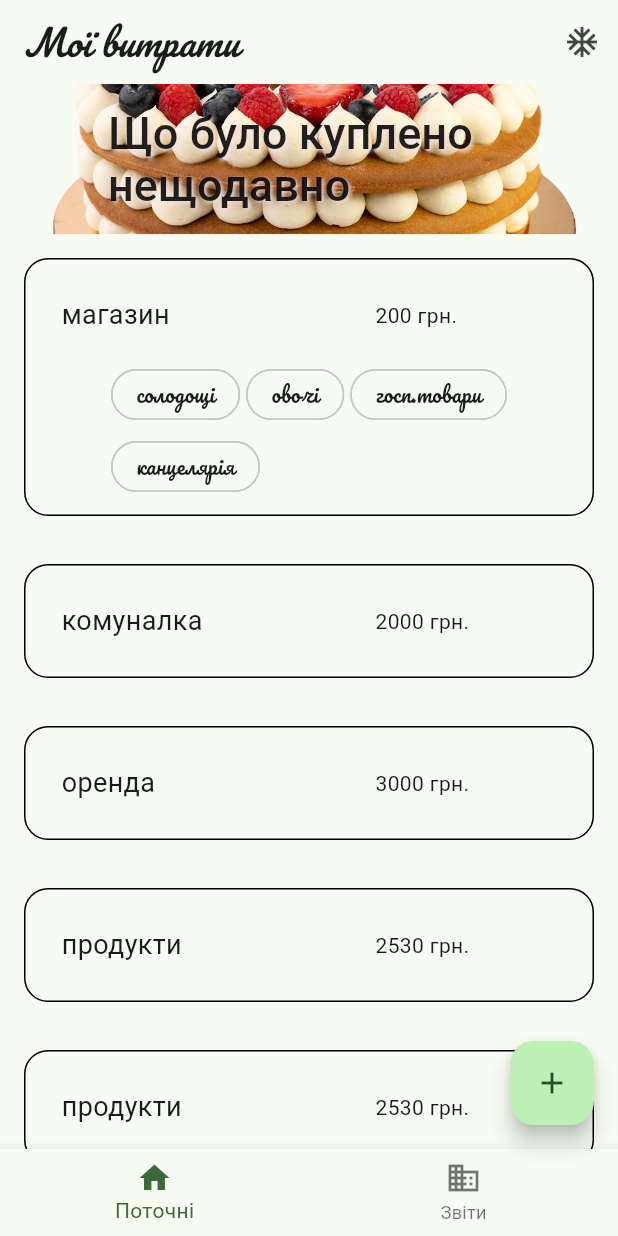
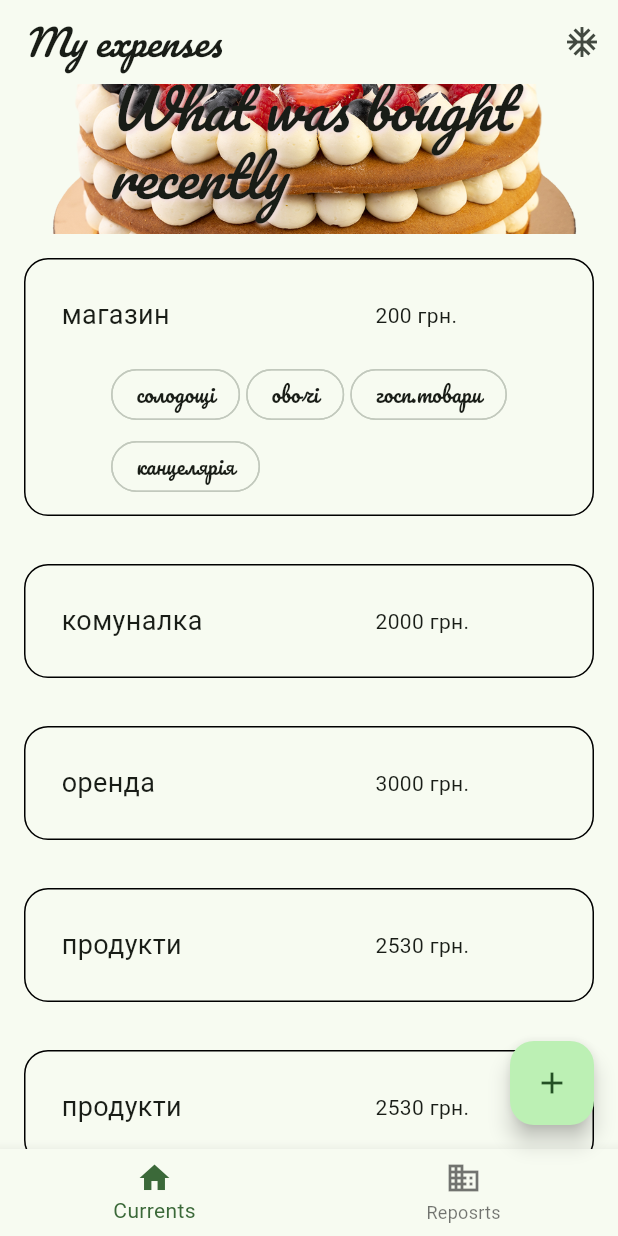
Before and after one commit to lizakolot12/MyFinances, a Flutter app: the screen it shows after launch, on a phone screen of 412 x 824 dp. Run offline on Flutter 3.47's test engine with Material 2 defaults, Android fonts, the light colour scheme and no system bars; our stand-ins replace google_fonts; generated files the repository leaves out were written again.

Commit message:
add localization

```diff
--- /dev/null
+++ b/l10n.yaml
@@ -0,0 +1,3 @@
+arb-dir: lib/l10n
+template-arb-file: app_en.arb
+output-localization-file: app_localizations.dart
--- /dev/null
+++ b/lib/l10n/app_en.arb
@@ -0,0 +1,18 @@
+{
+  "title": "My expenses",
+  "@title": {
+    "description": "The applications's title"
+  },
+  "mainDesription": "What was bought recently",
+  "@mainDesription": {
+    "mainDesription": "Discription for page"
+  },
+  "currents": "Currents",
+  "@currents": {
+    "description": "The name of current page"
+  },
+  "reports": "Reposrts",
+  "@reports": {
+    "description": "The name of report page"
+  }
+}
--- /dev/null
+++ b/lib/l10n/app_uk.arb
@@ -0,0 +1,6 @@
+{
+  "title": "Мої витрати",
+  "mainDesription": "Що було куплено нещодавно",
+  "currents": "Поточні",
+  "reports": "Звіти"
+}
--- a/lib/main.dart
+++ b/lib/main.dart
@@ -1,20 +1,63 @@
 import 'package:flutter/material.dart';
+import 'package:flutter_localizations/flutter_localizations.dart';
 import 'package:my_study/data/data.dart';
 import 'package:my_study/items.dart';
 import 'package:google_fonts/google_fonts.dart';
+import 'package:flutter_gen/gen_l10n/app_localizations.dart';
 
 void main() {
   runApp(const MyApp());
 }
 
-class MyApp extends StatefulWidget {
+class MyApp extends StatelessWidget {
   const MyApp({super.key});
 
   @override
-  State<MyApp> createState() => _MyAppState();
+  Widget build(BuildContext context) {
+    return MaterialApp(
+        title: 'Мої витрати',
+        localizationsDelegates: [
+          AppLocalizations.delegate, // Add this line
+          GlobalMaterialLocalizations.delegate,
+          GlobalWidgetsLocalizations.delegate,
+          GlobalCupertinoLocalizations.delegate,
+        ],
+        supportedLocales: [
+          Locale('en'),
+          Locale('uk'),
+        ],
+        theme: ThemeData(
+          //colorScheme: ColorScheme.fromSeed(seedColor: Colors.green),
+          colorScheme: ColorScheme.fromSeed(
+            seedColor: Colors.green,
+            // brightness: isLight ? Brightness.light : Brightness.dark,
+          ),
+
+          // Define the default `TextTheme`. Use this to specify the default
+          // text styling for headlines, titles, bodies of text, and more.
+          textTheme: TextTheme(
+            titleLarge: GoogleFonts.pacifico(
+              fontSize: 24,
+              fontStyle: FontStyle.italic,
+            ),
+            displaySmall: GoogleFonts.pacifico(
+              fontSize: 14,
+            ),
+          ),
+          useMaterial3: true,
+        ),
+        home: MainPage());
+  }
 }
 
-class _MyAppState extends State<MyApp> {
+class MainPage extends StatefulWidget {
+  const MainPage({super.key});
+
+  @override
+  State<MainPage> createState() => _MainPageState();
+}
+
+class _MainPageState extends State<MainPage> {
   final List<Transaction> list = TransactionRepository().getAll();
   int selectedIndex = 0;
   bool isLight = true;
@@ -45,33 +88,11 @@ class _MyAppState extends State<MyApp> {
 
   @override
   Widget build(BuildContext context) {
-    return MaterialApp(
-        title: 'Мої витрати',
-        theme: ThemeData(
-          //colorScheme: ColorScheme.fromSeed(seedColor: Colors.green),
-          colorScheme: ColorScheme.fromSeed(
-            seedColor: Colors.green,
-            brightness: isLight ? Brightness.light : Brightness.dark,
-          ),
-
-          // Define the default `TextTheme`. Use this to specify the default
-          // text styling for headlines, titles, bodies of text, and more.
-          textTheme: TextTheme(
-            titleLarge: GoogleFonts.pacifico(
-              fontSize: 24,
-              fontStyle: FontStyle.italic,
-            ),
-            displaySmall: GoogleFonts.pacifico(
-              fontSize: 14,
-            ),
-          ),
-          useMaterial3: true,
-        ),
-        home: DefaultTabController(
+    return DefaultTabController(
       length: 2,
       child: Scaffold(
         appBar: AppBar(
-              title: const Text('Мої витрати'),
+          title: Text(AppLocalizations.of(context)!.title),
           actions: [
             IconButton(
               icon: const Icon(Icons.ac_unit),
@@ -89,25 +110,25 @@ class _MyAppState extends State<MyApp> {
           ),
         ),
         bottomNavigationBar: BottomNavigationBar(
-              items: const <BottomNavigationBarItem>[
+          items: <BottomNavigationBarItem>[
             BottomNavigationBarItem(
-                  icon: Icon(
+              icon: const Icon(
                 Icons.home,
               ),
-                  label: 'Поточні',
+              label: AppLocalizations.of(context)!.currents,
             ),
             BottomNavigationBarItem(
-                  icon: Icon(
+              icon: const Icon(
                 Icons.business,
               ),
-                  label: 'Звіти',
+              label: AppLocalizations.of(context)!.reports,
             ),
           ],
           currentIndex: selectedIndex,
           onTap: onItemTapped,
         ),
       ),
-        ));
+    );
   }
 
   Widget buildBody() {
@@ -132,7 +153,7 @@ class _MyAppState extends State<MyApp> {
           expandedHeight: 100.0,
           flexibleSpace: FlexibleSpaceBar(
             title: Text(
-              'Що було куплено нещодавно',
+              AppLocalizations.of(context)!.mainDesription,
               style: Theme.of(context).textTheme.titleLarge?.copyWith(
                 shadows: <Shadow>[
                   const Shadow(
--- a/pubspec.yaml
+++ b/pubspec.yaml
@@ -30,6 +30,9 @@ environment:
 dependencies:
   flutter:
     sdk: flutter
+  intl: any
+  flutter_localizations:
+    sdk: flutter
 
 
   # The following adds the Cupertino Icons font to your application.
@@ -53,7 +56,7 @@ dev_dependencies:
 
 # The following section is specific to Flutter packages.
 flutter:
-
+  generate: true
   # The following line ensures that the Material Icons font is
   # included with your application, so that you can use the icons in
   # the material Icons class.
```
Also changed, not shown: pubspec.lock, 1 other file. Lines whose indentation alone changed are shown as unchanged.
